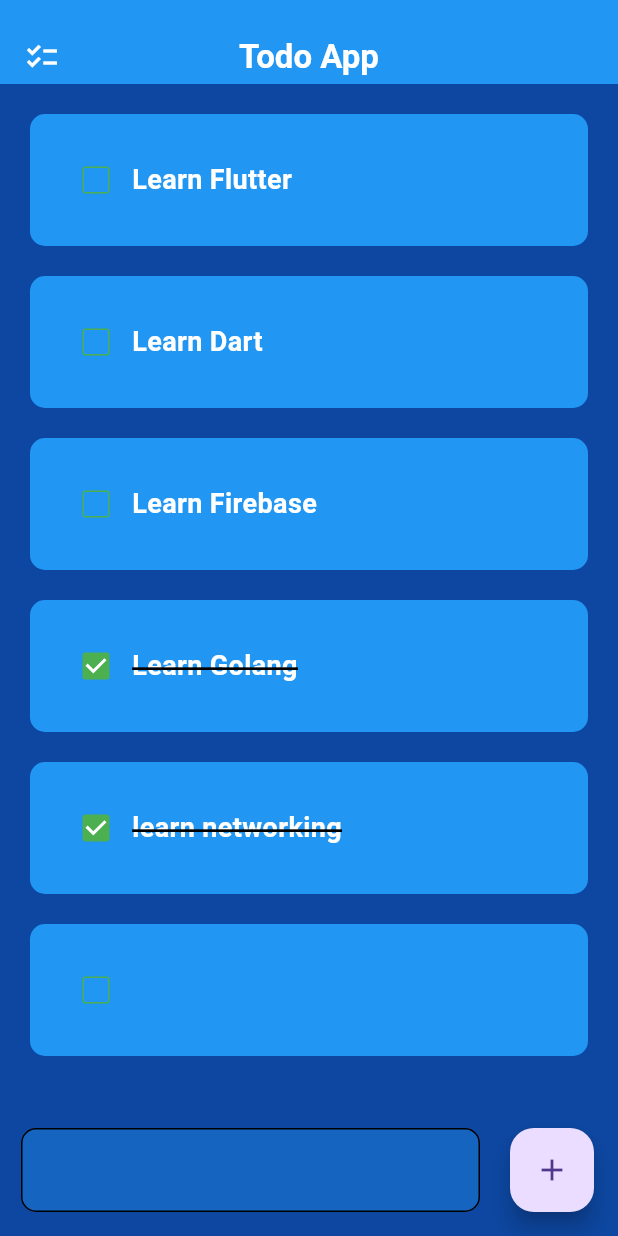
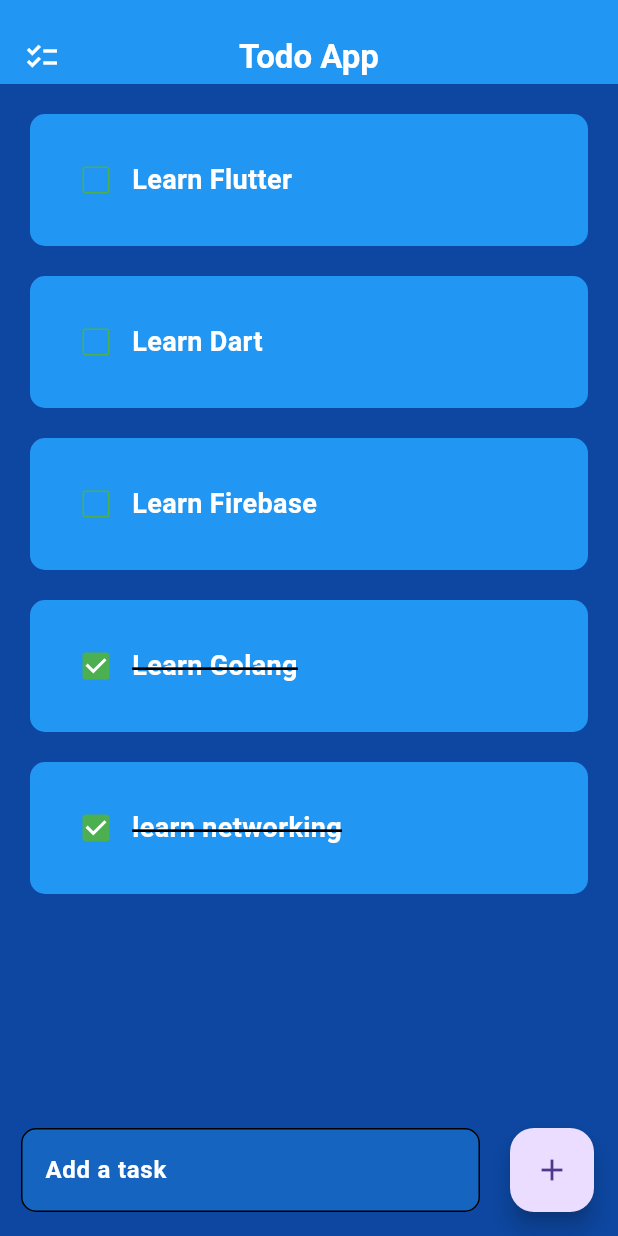
Before and after one commit to walonCode/learning_flutter, a Flutter app: the screen it shows after launch, after a tap on the "add" icon, on a phone screen of 412 x 824 dp. Run offline on Flutter 3.47's test engine with Material 3 defaults, Android fonts, the phone set to English and light mode, and no system bars; drawn by our look-alikes of flutter_slidable.

Commit message:
finish simple todo app

```diff
--- a/lesson_two/lib/pages/home_page.dart
+++ b/lesson_two/lib/pages/home_page.dart
@@ -2,7 +2,7 @@ import 'package:flutter/material.dart';
 import 'package:lesson_two/utils/todo_list.dart';
 
 class HomePage extends StatefulWidget {
-  HomePage({super.key});
+  const HomePage({super.key});
 
   @override
   State<HomePage> createState() => _HomePageState();
@@ -30,8 +30,15 @@ class _HomePageState extends State<HomePage> {
 
   void saveNewTask() {
     setState(() {
+      if(controller.text.isEmpty) return;
       todo.add([controller.text, false]);
-      controller.text = " ";
+      controller.clear();
+    });
+  }
+
+  void deleteTask(int index){
+    setState(() {
+      todo.removeAt(index);
     });
   }
 
@@ -59,11 +66,12 @@ class _HomePageState extends State<HomePage> {
       ),
       body: ListView.builder(
           itemCount: todo.length,
-          itemBuilder: (BuildContext context, index) {
+          itemBuilder: (BuildContext context, int index) {
             return TodoList(
               taskName: todo[index][0],
               taskCompleted: todo[index][1],
               onchanged: (value) => checkBoxChanged(index),
+              deleteTodo: (context) => deleteTask(index),
             );
           }),
       floatingActionButton: Row(
--- a/lesson_two/lib/utils/todo_list.dart
+++ b/lesson_two/lib/utils/todo_list.dart
@@ -1,21 +1,36 @@
 import 'package:flutter/material.dart';
+import 'package:flutter_slidable/flutter_slidable.dart';
 
 class TodoList extends StatelessWidget {
   const TodoList({
     super.key,
     required this.taskName,
     required this.taskCompleted,
-    this.onchanged
+    required this.onchanged,
+    this.deleteTodo
   });
 
   final String taskName;
   final bool taskCompleted;
   final Function(bool?)? onchanged;
+  final Function(BuildContext)? deleteTodo;
 
   @override
   Widget build(BuildContext context) {
     return Padding(
       padding: const EdgeInsets.only(top: 20, right: 20, left: 20),
+      child: Slidable(
+        endActionPane: ActionPane(
+          motion: StretchMotion(),
+          children: [
+            SlidableAction(
+              backgroundColor: Colors.red,
+              icon: Icons.delete,
+              label: 'Delete',
+              onPressed: deleteTodo,
+            ),
+          ],
+        ),
         child: Container(
           padding: EdgeInsets.only(left: 20, right: 20, top: 20, bottom: 20),
           decoration: BoxDecoration(
@@ -41,6 +56,7 @@ class TodoList extends StatelessWidget {
             ],
           ),
         ),
+      ),
     );
   }
 }
--- a/lesson_two/pubspec.yaml
+++ b/lesson_two/pubspec.yaml
@@ -35,6 +35,7 @@ dependencies:
   # Use with the CupertinoIcons class for iOS style icons.
   cupertino_icons: ^1.0.8
   http: ^1.3.0
+  flutter_slidable: ^4.0.0
 
 dev_dependencies:
   flutter_test:
```
Also changed, not shown: lesson_two/pubspec.lock. Lines whose indentation alone changed are shown as unchanged.
